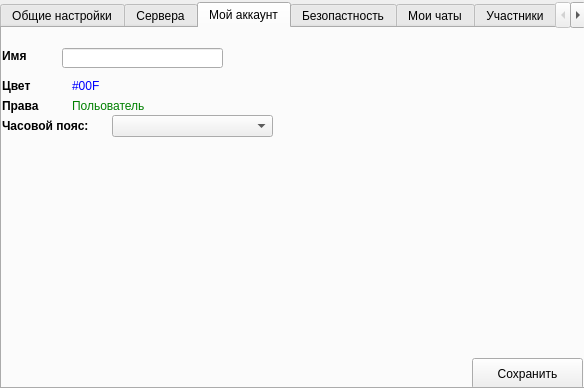
This is kabinet.ui in gravimine/qtchat as Qt 5 draws it before an edit. The edited form follows.
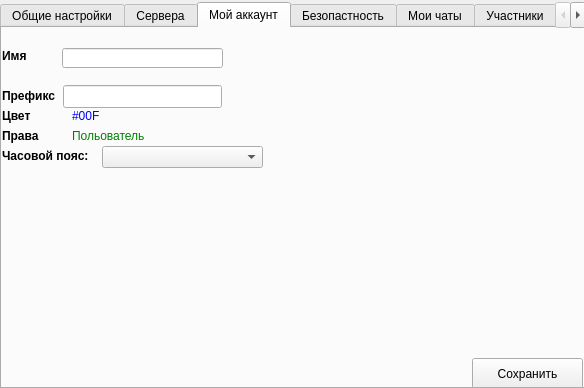
This is the edited form. The open tabs and pages were chosen to show the change.

Patch:
```diff
--- a/kabinet.ui
+++ b/kabinet.ui
@@ -356,7 +356,7 @@
      <property name="geometry">
       <rect>
        <x>0</x>
-       <y>70</y>
+       <y>100</y>
        <width>61</width>
        <height>16</height>
       </rect>
@@ -369,7 +369,7 @@
      <property name="geometry">
       <rect>
        <x>70</x>
-       <y>70</y>
+       <y>100</y>
        <width>171</width>
        <height>16</height>
       </rect>
@@ -382,7 +382,7 @@
      <property name="geometry">
       <rect>
        <x>0</x>
-       <y>50</y>
+       <y>80</y>
        <width>71</width>
        <height>16</height>
       </rect>
@@ -395,7 +395,7 @@
      <property name="geometry">
       <rect>
        <x>70</x>
-       <y>50</y>
+       <y>80</y>
        <width>161</width>
        <height>16</height>
       </rect>
@@ -421,7 +421,7 @@
      <property name="geometry">
       <rect>
        <x>0</x>
-       <y>90</y>
+       <y>120</y>
        <width>101</width>
        <height>16</height>
       </rect>
@@ -433,13 +433,36 @@
     <widget class="QComboBox" name="comboBox">
      <property name="geometry">
       <rect>
-       <x>110</x>
-       <y>87</y>
+       <x>100</x>
+       <y>118</y>
        <width>161</width>
        <height>22</height>
       </rect>
      </property>
     </widget>
+    <widget class="QLabel" name="label_8">
+     <property name="geometry">
+      <rect>
+       <x>0</x>
+       <y>60</y>
+       <width>71</width>
+       <height>17</height>
+      </rect>
+     </property>
+     <property name="text">
+      <string>&lt;b&gt;Префикс</string>
+     </property>
+    </widget>
+    <widget class="QLineEdit" name="lineEditPrefix">
+     <property name="geometry">
+      <rect>
+       <x>61</x>
+       <y>57</y>
+       <width>159</width>
+       <height>23</height>
+      </rect>
+     </property>
+    </widget>
    </widget>
    <widget class="QWidget" name="tab_8">
     <attribute name="title">
```
Left out of the diff: 4 changed lines with no effect on the pictures.
